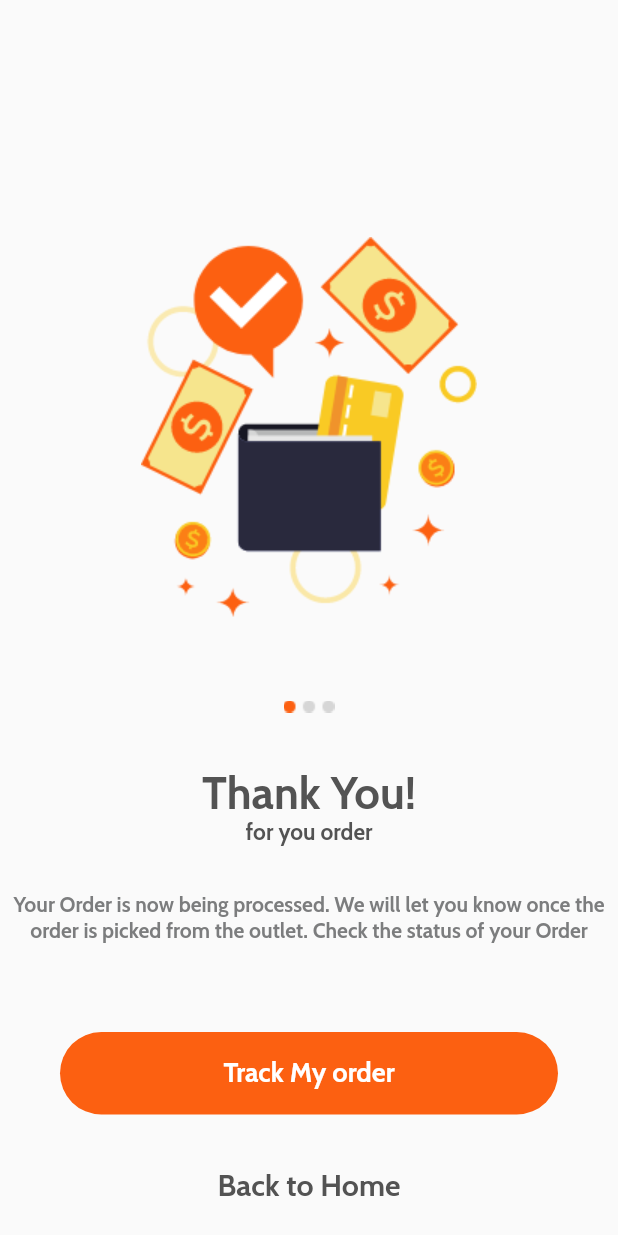
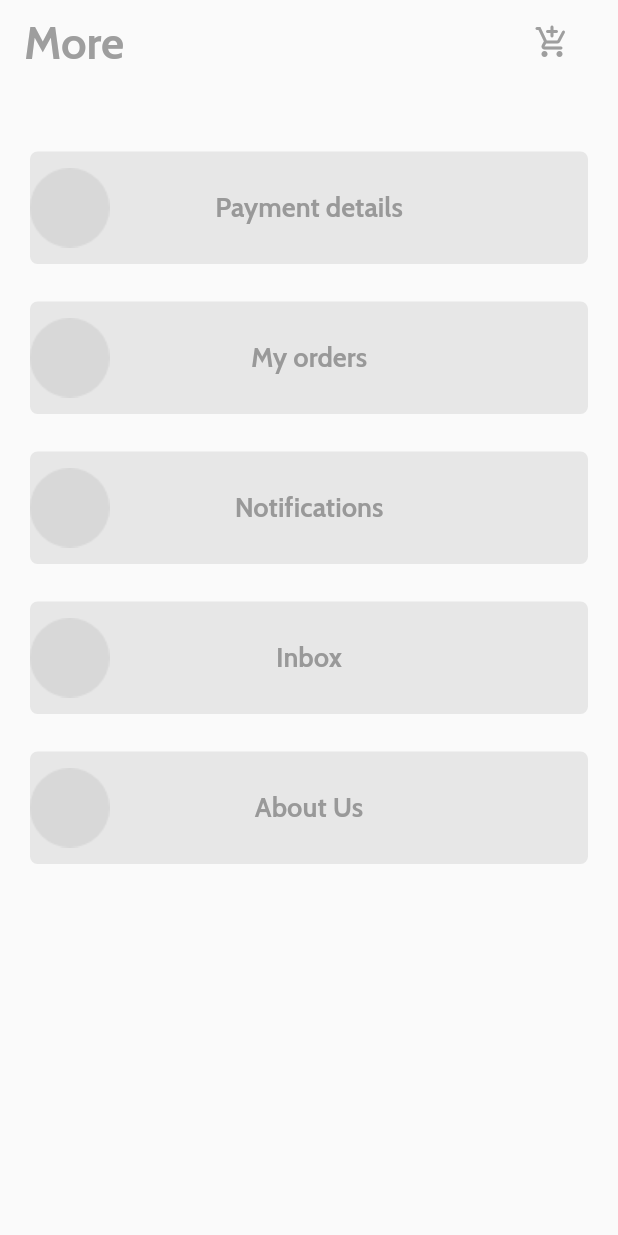
Before and after one commit to CATR27/AppMonkey5, a Flutter app: the screen it shows after launch, on a phone screen of 412 x 824 dp. Run offline on Flutter 3.47's test engine with Material 2 defaults, Android fonts, the phone set to English and light mode, and no system bars.

Commit message:
Perez Mendez Jesus Arturo

```diff
--- a/lib/main.dart
+++ b/lib/main.dart
@@ -5,7 +5,7 @@ void main() {
   runApp(MaterialApp(
       debugShowCheckedModeBanner: false,
       title: 'Monkey Delivery',
-      initialRoute: '/Thankyou',
+      initialRoute: '/mores',
       routes: routes,
       theme: ThemeData(
           primaryColor: const Color.fromRGBO(252, 96, 17, 1.0),
--- /dev/null
+++ b/lib/src/pages/more.dart
@@ -0,0 +1,199 @@
+import 'package:flutter/material.dart';
+class Mores extends StatelessWidget{
+  const Mores({Key? key}): super(key: key);
+
+  @override
+  Widget build(BuildContext context) {
+    final double _height = MediaQuery.of(context).size.height;
+    return Scaffold(
+      appBar: AppBar(
+        automaticallyImplyLeading: false,
+        shadowColor: Colors.transparent,
+        title: const Text('More',
+        style: TextStyle(color: Colors.grey,
+        fontSize: 30.0,
+        ),
+        ),
+        backgroundColor: Colors.transparent,
+        actions:<Widget>[
+          IconButton(
+            icon: const Icon(Icons.add_shopping_cart_rounded,
+            color: Colors.grey,
+            ),
+            onPressed: (){}),
+            const SizedBox(width: 20,)
+        ],
+
+      ),
+      body: SingleChildScrollView(
+        child: Stack(
+        children: <Widget> [
+          Column(
+            children: <Widget>[
+              SizedBox(
+                height: _height *1.0,
+                width: double.infinity,
+                child: ListView(
+                  children:<Widget>[ Column(
+                    children:<Widget>[ Column(
+                      children: <Widget>[
+                        Container(
+                        margin: const EdgeInsets.only(top:10.0),
+                        child:Column(
+                          mainAxisAlignment: MainAxisAlignment.center,
+                          children: <Widget>[
+                      const SizedBox(height: 35.0,),
+
+
+                       Container(
+                        width: double.infinity,
+                        height: 75.0,
+                        margin: const EdgeInsets.only(left: 20.0, right:20.0 ),
+                        decoration: BoxDecoration(
+                          borderRadius: BorderRadius.circular(5),
+                          color:Color.fromARGB(255, 231, 231, 231),
+                           image: const DecorationImage(
+                            image: AssetImage("lib/src/img/Elipse_30.png"),
+                               alignment: Alignment.centerLeft,
+
+                          ),
+                        ),
+                        child:const TextButton(
+                          onPressed: null,
+                          child: Text('Payment details',
+                           textAlign: TextAlign.left,
+                            style: TextStyle(
+                               fontSize: 18,
+                                color: Color.fromARGB(255, 153, 153, 153),
+                             ),
+                          ),
+                        ),
+                      ),
+                      const SizedBox(height: 25.0,),
+
+
+                       Container(
+                        width: double.infinity,
+                        height: 75.0,
+                        margin: const EdgeInsets.only(left: 20.0, right:20.0 ),
+                        decoration: BoxDecoration(
+                          borderRadius: BorderRadius.circular(5),
+                          color:Color.fromARGB(255, 231, 231, 231),
+                           image: const DecorationImage(
+                            image: AssetImage("lib/src/img/Elipse_30.png"),
+                               alignment: Alignment.centerLeft,
+
+                          ),
+                        ),
+                        child:const TextButton(
+                          onPressed: null,
+                          child: Text('My orders',
+                           textAlign: TextAlign.left,
+                            style: TextStyle(
+                               fontSize: 18,
+                                color: Color.fromARGB(255, 153, 153, 153),
+                             ),
+                          ),
+                        ),
+                      ),
+                      const SizedBox(height: 25.0,),
+
+
+                       Container(
+                        width: double.infinity,
+                        height: 75.0,
+                        margin: const EdgeInsets.only(left: 20.0, right:20.0 ),
+                        decoration: BoxDecoration(
+                          borderRadius: BorderRadius.circular(5),
+                          color:Color.fromARGB(255, 231, 231, 231),
+                           image: const DecorationImage(
+                            image: AssetImage("lib/src/img/Elipse_30.png"),
+                               alignment: Alignment.centerLeft,
+
+                          ),
+                        ),
+                        child:const TextButton(
+                          onPressed: null,
+                          child: Text('Notifications',
+                           textAlign: TextAlign.left,
+                            style: TextStyle(
+                               fontSize: 18,
+                                color: Color.fromARGB(255, 153, 153, 153),
+                             ),
+                          ),
+                        ),
+                      ),
+                      const SizedBox(height: 25.0,),
+
+                       Container(
+                        width: double.infinity,
+                        height: 75.0,
+                        margin: const EdgeInsets.only(left: 20.0, right:20.0 ),
+                        decoration: BoxDecoration(
+                          borderRadius: BorderRadius.circular(5),
+                          color:Color.fromARGB(255, 231, 231, 231),
+                           image: const DecorationImage(
+                            image: AssetImage("lib/src/img/Elipse_30.png"),
+                               alignment: Alignment.centerLeft,
+
+                          ),
+                        ),
+                        child:const TextButton(
+                          onPressed: null,
+                          child: Text('Inbox',
+                           textAlign: TextAlign.left,
+                            style: TextStyle(
+                               fontSize: 18,
+                                color: Color.fromARGB(255, 153, 153, 153),
+                             ),
+                          ),
+                        ),
+                      ),
+                      const SizedBox(height: 25.0,),
+
+                       Container(
+                        width: double.infinity,
+                        height: 75.0,
+                        margin: const EdgeInsets.only(left: 20.0, right:20.0 ),
+                        decoration: BoxDecoration(
+                          borderRadius: BorderRadius.circular(5),
+                          color:Color.fromARGB(255, 231, 231, 231),
+                           image: const DecorationImage(
+                            image: AssetImage("lib/src/img/Elipse_30.png"),
+                               alignment: Alignment.centerLeft,
+
+                          ),
+                        ),
+                        child:const TextButton(
+                          onPressed: null,
+                          child: Text('About Us',
+                           textAlign: TextAlign.left,
+                            style: TextStyle(
+                               fontSize: 18,
+                                color: Color.fromARGB(255, 153, 153, 153),
+                             ),
+                          ),
+                        ),
+                      ),
+                      const SizedBox(height: 25.0,),
+
+
+
+
+
+                      ],
+                     ),
+                    ),
+                      ],
+                      ),
+                    ]),
+                  ]),
+          ),
+        ],
+      ),
+        ],
+        ),
+      ),
+          );
+  }
+}
--- a/lib/src/routes/routes.dart
+++ b/lib/src/routes/routes.dart
@@ -1,4 +1,5 @@
 import 'package:appmonkey/src/pages/Thankyou.dart';
+import 'package:appmonkey/src/pages/more.dart';
 import 'package:flutter/material.dart';
 import 'package:appmonkey/src/pages/login_page.dart';
 import 'package:appmonkey/src/pages/log_page.dart';
@@ -25,6 +26,7 @@ final routes=<String, WidgetBuilder>{
   /*3*/'/log': (BuildContext context) => const EnterPage(),
   /*4*/'/signup': (BuildContext context) => const SignuPage(),
 
+
 ////////////////////////////////////////////////////////////
 
 /////////Gutierrez Rabanales Edgardo //////////////////////
@@ -43,5 +45,6 @@ final routes=<String, WidgetBuilder>{
   /*10*/'/carrusel3': (BuildContext context) => const Carrusel3(),
  /*13*/'/desert': (BuildContext context) => const Desserts(),
  /*16*/'/profile': (BuildContext context) => const Profile(),
+ /*17*/'/mores': (BuildContext context) => const Mores(),
 /////////////////////////////////////////////////////////
 };
--- a/pubspec.yaml
+++ b/pubspec.yaml
@@ -81,6 +81,8 @@ flutter:
     - lib/src/img/Star.png
     - lib/src/img/user.jpeg
     - lib/src/img/Billetera.png
+    - lib/src/img/Elipse_30.png
+    - lib/src/img/money.png
   #   - images/a_dot_ham.jpeg
 
   # An image asset can refer to one or more resolution-specific "variants", see
```
Also changed, not shown: lib/src/img/Elipse_30.png (added), lib/src/img/money.png (added).
